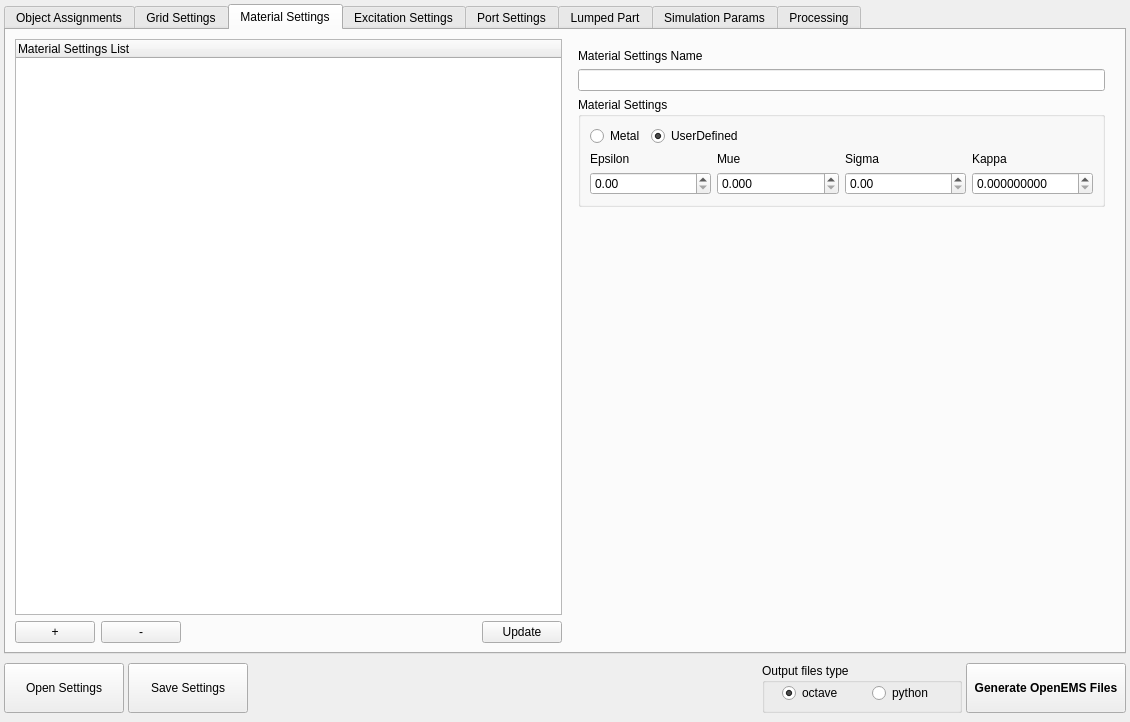
Qt form ui/dialog.ui (LubomirJagos/FreeCAD-OpenEMS-Export) before a commit.
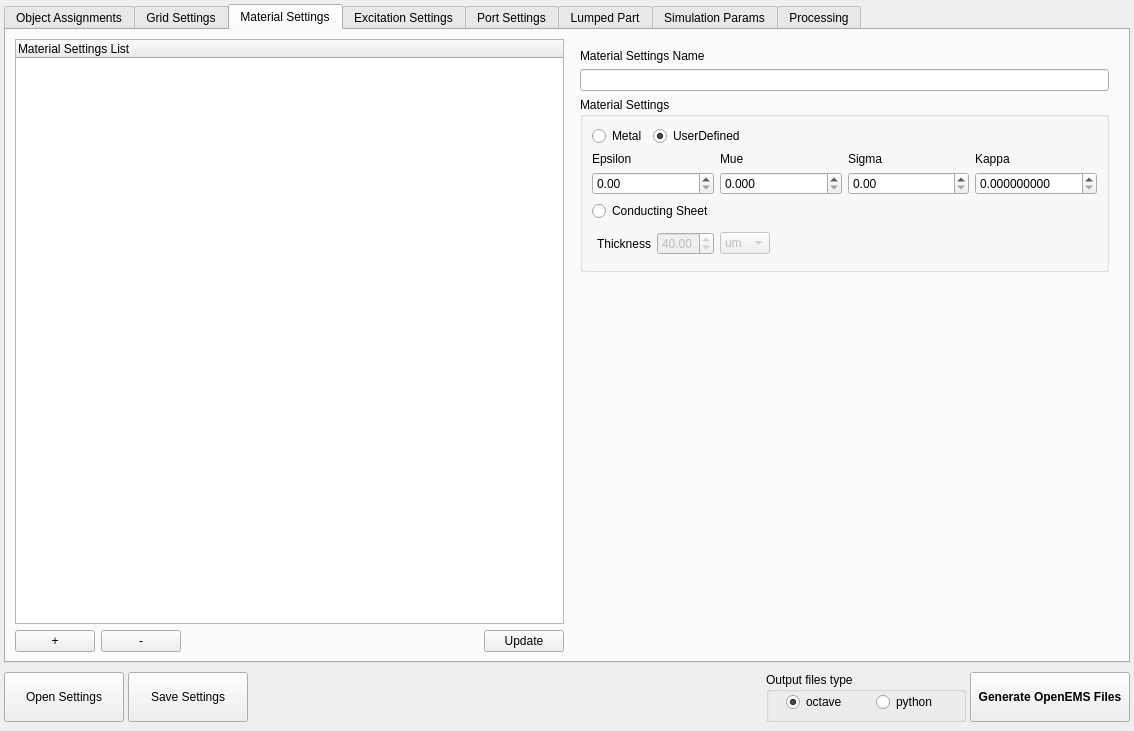
The same form after that commit. The open tabs and pages were chosen to show the change.

Commit message: Added 'conducting sheet' material support, now it's in Material tab, also for microstrip ports for Port tab, no code gneeration, added support into save/load witch try catch blocks so shouldn't affect .ini files where it's no defined. Prepared fo script generating implementation.

What changed in the file:
```diff
--- a/ui/dialog.ui
+++ b/ui/dialog.ui
@@ -6,8 +6,8 @@
    <rect>
     <x>0</x>
     <y>0</y>
-    <width>1130</width>
-    <height>722</height>
+    <width>1134</width>
+    <height>731</height>
    </rect>
   </property>
   <property name="sizePolicy">
@@ -1158,6 +1158,134 @@
                   </item>
                  </layout>
                 </item>
+                <item>
+                 <layout class="QHBoxLayout" name="horizontalLayout_5">
+                  <property name="leftMargin">
+                   <number>0</number>
+                  </property>
+                  <property name="topMargin">
+                   <number>0</number>
+                  </property>
+                  <property name="rightMargin">
+                   <number>0</number>
+                  </property>
+                  <property name="bottomMargin">
+                   <number>0</number>
+                  </property>
+                  <item>
+                   <widget class="QRadioButton" name="materialConductingSheetRadioButton">
+                    <property name="text">
+                     <string>Conducting Sheet</string>
+                    </property>
+                    <property name="checked">
+                     <bool>false</bool>
+                    </property>
+                   </widget>
+                  </item>
+                  <item>
+                   <spacer name="horizontalSpacer_11">
+                    <property name="orientation">
+                     <enum>Qt::Horizontal</enum>
+                    </property>
+                    <property name="sizeHint" stdset="0">
+                     <size>
+                      <width>40</width>
+                      <height>20</height>
+                     </size>
+                    </property>
+                   </spacer>
+                  </item>
+                 </layout>
+                </item>
+                <item>
+                 <layout class="QHBoxLayout" name="horizontalLayout_25">
+                  <property name="leftMargin">
+                   <number>5</number>
+                  </property>
+                  <property name="topMargin">
+                   <number>5</number>
+                  </property>
+                  <property name="rightMargin">
+                   <number>5</number>
+                  </property>
+                  <property name="bottomMargin">
+                   <number>5</number>
+                  </property>
+                  <item>
+                   <widget class="QLabel" name="label_28">
+                    <property name="text">
+                     <string>Thickness</string>
+                    </property>
+                   </widget>
+                  </item>
+                  <item>
+                   <widget class="QDoubleSpinBox" name="materialConductingSheetThickness">
+                    <property name="enabled">
+                     <bool>false</bool>
+                    </property>
+                    <property name="singleStep">
+                     <double>0.100000000000000</double>
+                    </property>
+                    <property name="value">
+                     <double>40.000000000000000</double>
+                    </property>
+                   </widget>
+                  </item>
+                  <item>
+                   <widget class="QComboBox" name="materialConductingSheetUnits">
+                    <property name="enabled">
+                     <bool>false</bool>
+                    </property>
+                    <property name="currentIndex">
+                     <number>3</number>
+                    </property>
+                    <item>
+                     <property name="text">
+                      <string>m</string>
+                     </property>
+                    </item>
+                    <item>
+                     <property name="text">
+                      <string>cm</string>
+                     </property>
+                    </item>
+                    <item>
+                     <property name="text">
+                      <string>mm</string>
+                     </property>
+                    </item>
+                    <item>
+                     <property name="text">
+                      <string>um</string>
+                     </property>
+                    </item>
+                    <item>
+                     <property name="text">
+                      <string>nm</string>
+                     </property>
+                    </item>
+                    <item>
+                     <property name="text">
+                      <string>pm</string>
+                     </property>
+                    </item>
+                   </widget>
+                  </item>
+                  <item>
+                   <spacer name="horizontalSpacer_18">
+                    <property name="orientation">
+                     <enum>Qt::Horizontal</enum>
+                    </property>
+                    <property name="sizeHint" stdset="0">
+                     <size>
+                      <width>40</width>
+                      <height>20</height>
+                     </size>
+                    </property>
+                   </spacer>
+                  </item>
+                 </layout>
+                </item>
                </layout>
               </widget>
              </item>
```
Left out of the diff: 64 changed lines with no effect on the pictures. The commit also changes 5 other files.
